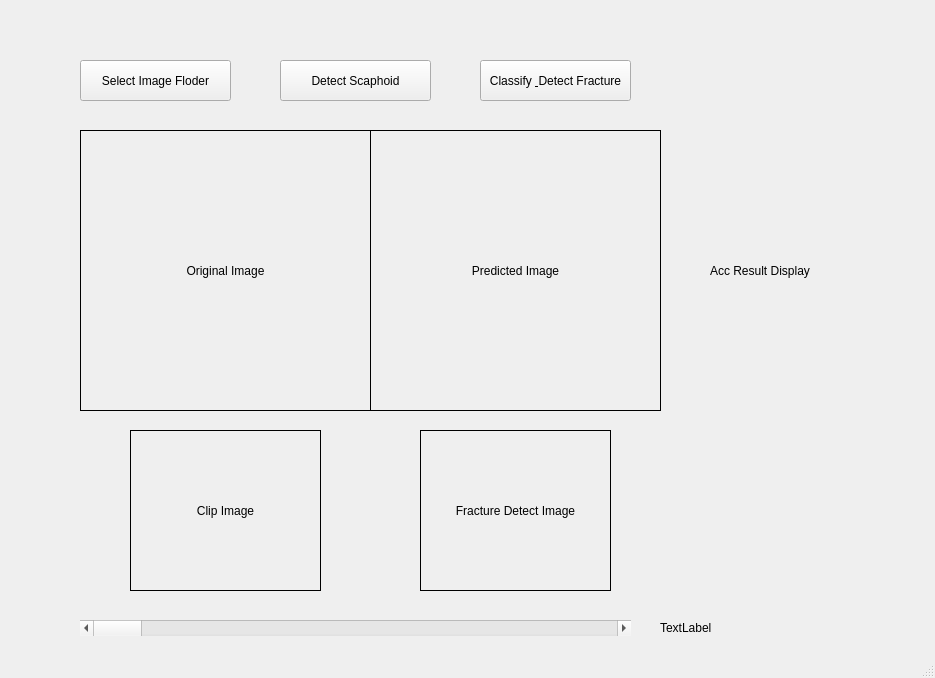
The window that HW2_main.ui (as0027111/Fracture_Scaphoid_Detect) describes before a commit, drawn with Qt 5.
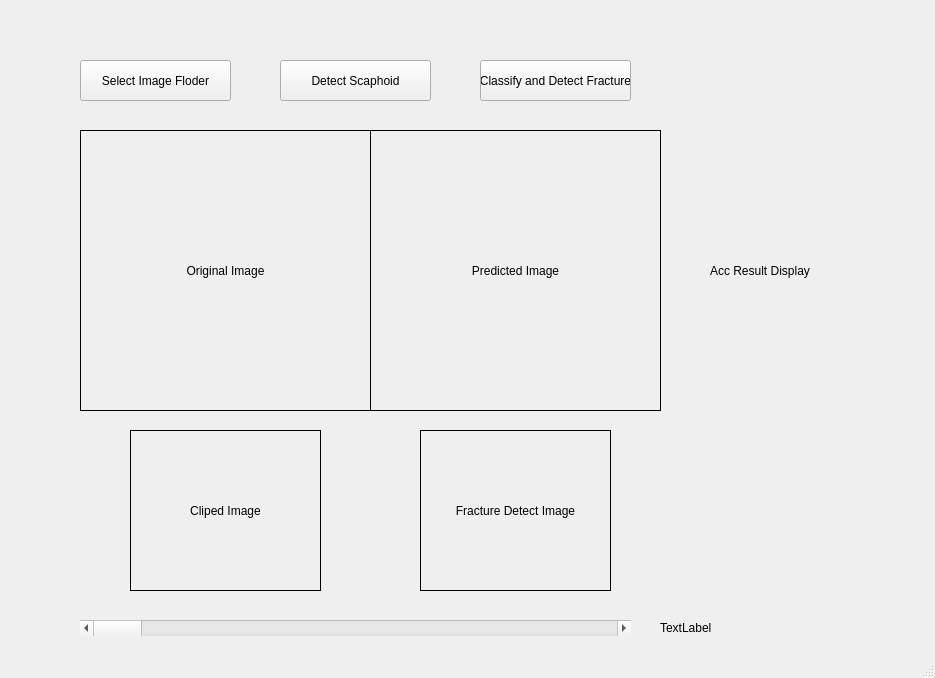
The same window after the commit.

Diff of the .ui file:
```diff
--- a/HW2_main.ui
+++ b/HW2_main.ui
@@ -50,7 +50,7 @@
      </rect>
     </property>
     <property name="text">
-     <string>Classify &amp; Detect Fracture</string>
+     <string>Classify and Detect Fracture</string>
     </property>
    </widget>
    <widget class="QScrollBar" name="img_ScrollBar">
@@ -130,7 +130,7 @@
      <enum>QFrame::Box</enum>
     </property>
     <property name="text">
-     <string>Clip Image</string>
+     <string>Cliped Image</string>
     </property>
     <property name="alignment">
      <set>Qt::AlignCenter</set>
```
